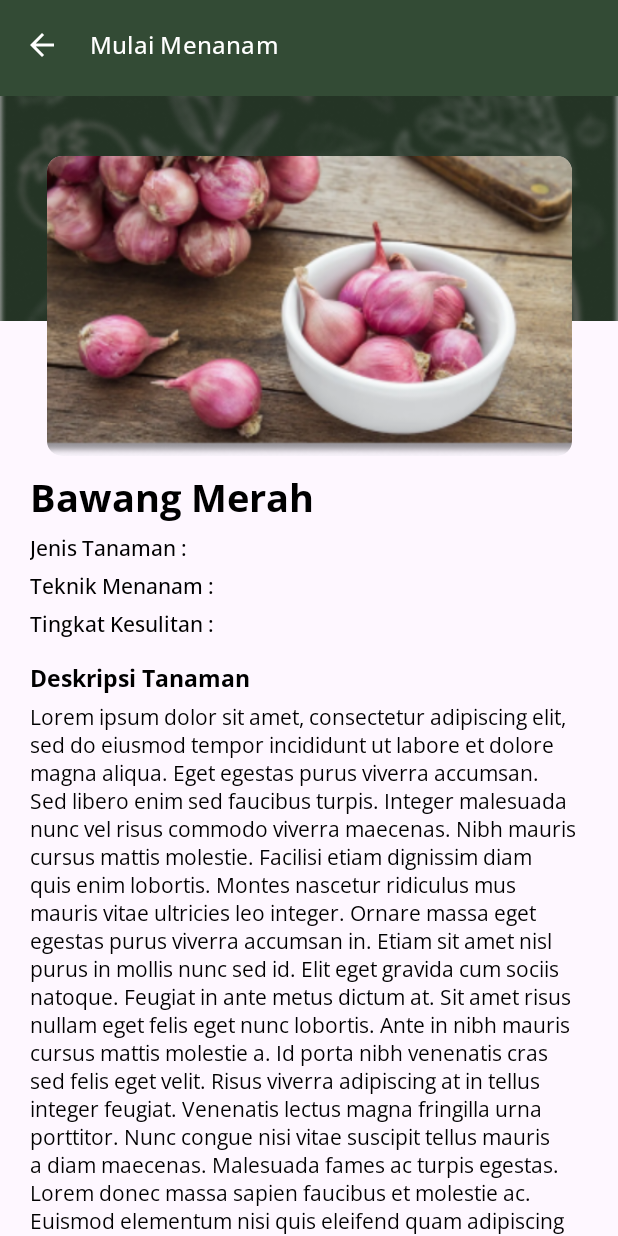
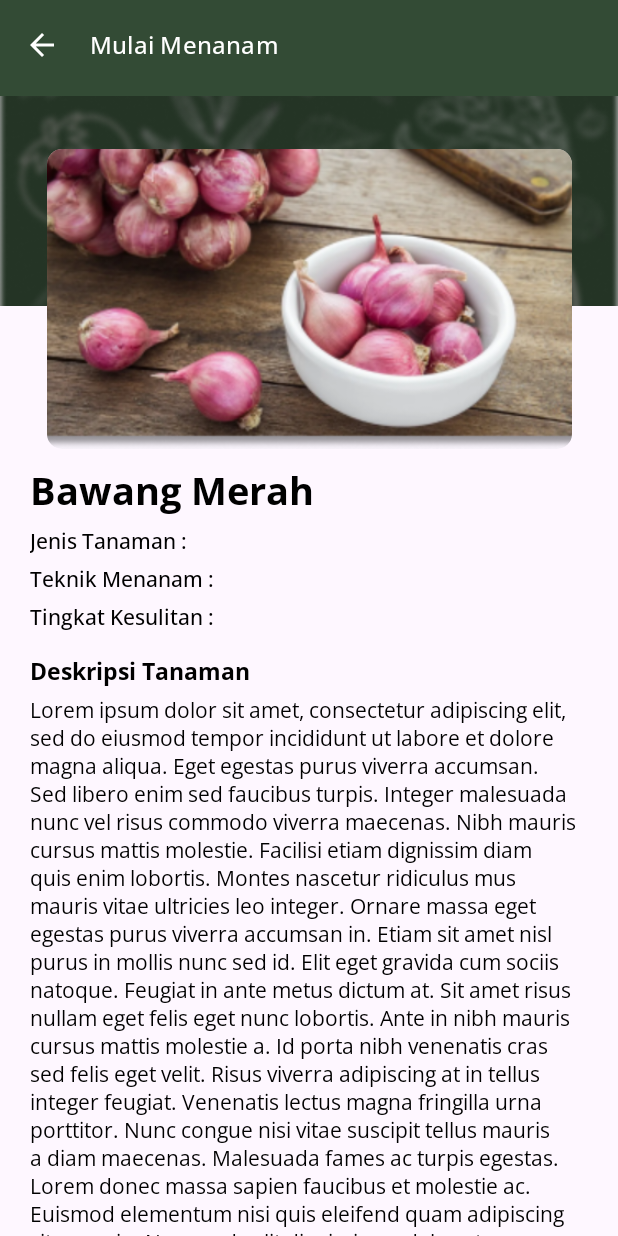
Before and after one commit to PutraGandaD/UrbanFarm-Mobile-Massive-Challenge, an Android app: the DetailTanamanPageActivity screen opened directly, with no data from a screen before it, on a phone screen of 412 x 824 dp. Run offline under Robolectric (Android 15) with nearby library versions, the phone set to English and light mode, and no system bars.

Commit message:
Little adjustment for Detail Tanaman Activity layout

```diff
--- a/app/src/main/res/layout/activity_detail_tanaman_page.xml
+++ b/app/src/main/res/layout/activity_detail_tanaman_page.xml
@@ -36,7 +36,7 @@
             <ImageView
                 android:id="@+id/iv_bg_half_detail_tanaman_page"
                 android:layout_width="match_parent"
-                android:layout_height="150dp"
+                android:layout_height="140dp"
                 android:scaleType="centerCrop"
                 android:src="@drawable/background_dark_blur"
                 app:layout_constraintEnd_toEndOf="parent"
@@ -47,7 +47,7 @@
                 android:id="@+id/iv_detail_tanaman_page"
                 android:layout_width="350dp"
                 android:layout_height="200dp"
-                android:layout_marginTop="40dp"
+                android:layout_marginTop="35dp"
                 app:cardCornerRadius="10dp"
                 app:cardElevation="0dp"
                 app:layout_constraintEnd_toEndOf="parent"
```
